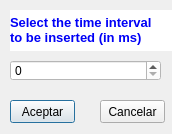
Before: the Qt Designer form Graphic_Interface/UI_Files/insertSilence.ui in ECMora/SoundLab, drawn with Qt 5.
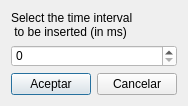
After: the same form once the commit is applied.

Commit message: add style change to the dialogs, spectrogram grid best visualization

```diff
--- a/Graphic_Interface/UI_Files/insertSilence.ui
+++ b/Graphic_Interface/UI_Files/insertSilence.ui
@@ -6,8 +6,8 @@
    <rect>
     <x>0</x>
     <y>0</y>
-    <width>172</width>
-    <height>134</height>
+    <width>174</width>
+    <height>106</height>
    </rect>
   </property>
   <property name="windowTitle">
@@ -19,55 +19,9 @@
   <property name="modal">
    <bool>false</bool>
   </property>
-  <widget class="QLabel" name="label">
-   <property name="geometry">
-    <rect>
-     <x>10</x>
-     <y>10</y>
-     <width>181</width>
-     <height>41</height>
-    </rect>
-   </property>
-   <property name="styleSheet">
-    <string notr="true">background-color: rgb(255, 255, 255);</string>
-   </property>
-   <property name="text">
-    <string>&lt;!DOCTYPE HTML PUBLIC &quot;-//W3C//DTD HTML 4.0//EN&quot; &quot;http://www.w3.org/TR/REC-html40/strict.dtd&quot;&gt;
-&lt;html&gt;&lt;head&gt;&lt;meta name=&quot;qrichtext&quot; content=&quot;1&quot; /&gt;&lt;style type=&quot;text/css&quot;&gt;
-p, li { white-space: pre-wrap; }
-&lt;/style&gt;&lt;/head&gt;&lt;body style=&quot; font-family:'MS Shell Dlg 2'; font-size:8pt; font-weight:400; font-style:normal;&quot;&gt;
-&lt;p align=&quot;justify&quot; style=&quot; margin-top:0px; margin-bottom:0px; margin-left:0px; margin-right:0px; -qt-block-indent:0; text-indent:0px;&quot;&gt;&lt;span style=&quot; font-size:10pt; font-weight:600; color:#0000f7;&quot;&gt;Select the time interval &lt;/span&gt;&lt;/p&gt;
-&lt;p align=&quot;justify&quot; style=&quot; margin-top:0px; margin-bottom:0px; margin-left:0px; margin-right:0px; -qt-block-indent:0; text-indent:0px;&quot;&gt;&lt;span style=&quot; font-size:10pt; font-weight:600; color:#0000f7;&quot;&gt;to be inserted (in ms)&lt;/span&gt;&lt;/p&gt;&lt;/body&gt;&lt;/html&gt;</string>
-   </property>
-  </widget>
-  <widget class="QSpinBox" name="insertSpinBox">
-   <property name="geometry">
-    <rect>
-     <x>10</x>
-     <y>60</y>
-     <width>151</width>
-     <height>21</height>
-    </rect>
-   </property>
-   <property name="styleSheet">
-    <string notr="true">background-color: rgb(255, 255, 255);</string>
-   </property>
-   <property name="maximum">
-    <number>100000000</number>
-   </property>
-   <property name="value">
-    <number>0</number>
-   </property>
-  </widget>
+  <layout class="QFormLayout" name="formLayout">
+   <item row="3" column="0">
   <widget class="QPushButton" name="btonaceptar">
-   <property name="geometry">
-    <rect>
-     <x>10</x>
-     <y>100</y>
-     <width>65</width>
-     <height>23</height>
-    </rect>
-   </property>
    <property name="toolTip">
     <string extracomment="Acepta los cambios realizados"/>
    </property>
@@ -84,15 +38,9 @@
     <bool>false</bool>
    </property>
   </widget>
+   </item>
+   <item row="3" column="1">
   <widget class="QPushButton" name="btoncancelar">
-   <property name="geometry">
-    <rect>
-     <x>100</x>
-     <y>100</y>
-     <width>65</width>
-     <height>23</height>
-    </rect>
-   </property>
    <property name="toolTip">
     <string extracomment="Cancelar la operacion"/>
    </property>
@@ -103,6 +51,32 @@
     <bool>false</bool>
    </property>
   </widget>
+   </item>
+   <item row="1" column="0" colspan="2">
+    <widget class="QSpinBox" name="insertSpinBox">
+     <property name="styleSheet">
+      <string notr="true">background-color: rgb(255, 255, 255);</string>
+     </property>
+     <property name="maximum">
+      <number>100000000</number>
+     </property>
+     <property name="value">
+      <number>0</number>
+     </property>
+    </widget>
+   </item>
+   <item row="0" column="0" colspan="2">
+    <widget class="QLabel" name="label">
+     <property name="styleSheet">
+      <string notr="true"/>
+     </property>
+     <property name="text">
+      <string>Select the time interval 
+ to be inserted (in ms)</string>
+     </property>
+    </widget>
+   </item>
+  </layout>
  </widget>
  <resources/>
  <connections>
```
Lines whose indentation alone changed are shown as unchanged. The commit also changes 10 other files.
